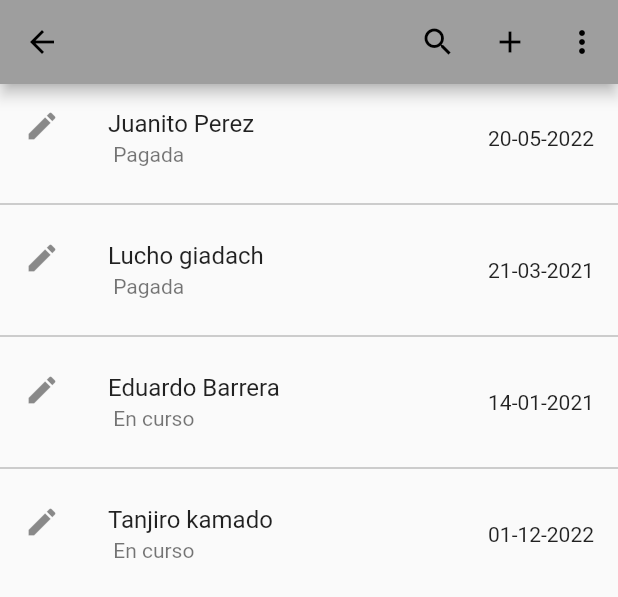
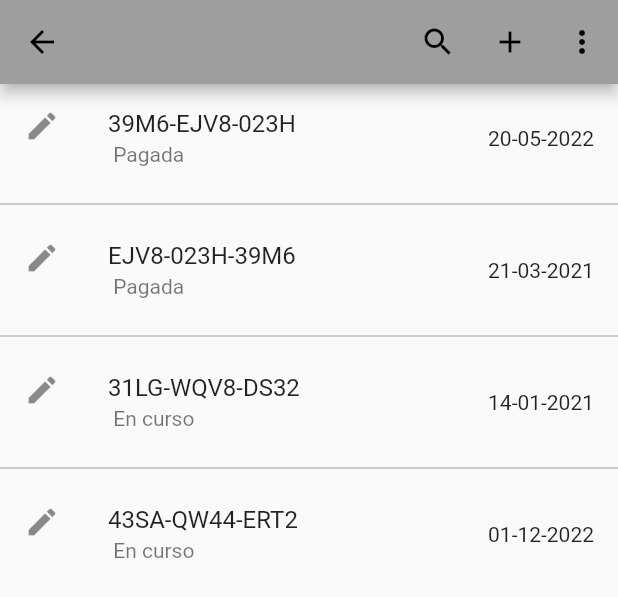
Before and after one commit to Kunashgi/LenguajesModernos, a Flutter app: the NavBar widget shown alone on an empty page, opened directly, after a tap on "Listado Cotizaciones", on a phone screen of 412 x 824 dp. Shown: the top 597 px of the screen. Run offline on Flutter 3.47's test engine with Material 2 defaults, Android fonts, the phone set to English and light mode, and no system bars; network calls fail.

Commit message:
Listados

```diff
--- a/flutter_application_1/lib/main.dart
+++ b/flutter_application_1/lib/main.dart
@@ -2,7 +2,7 @@ import 'package:flutter/material.dart';
 import 'package:flutter_application_1/pages/login_page.dart';
 import 'pages/register_page.dart';
 import 'pages/datos_personales.dart';
-import 'pages/list.dart';
+import 'pages/listado_cotizaciones.dart';
 
 void main() {
   runApp(const MyApp());
@@ -15,7 +15,7 @@ class MyApp extends StatelessWidget {
   Widget build(BuildContext context) {
     return MaterialApp(
       debugShowCheckedModeBanner: false,
-      home: ListViewBuilder(),
+      home: LoginPage(),
       theme: ThemeData(
         primarySwatch:
             Colors.grey, //i am set brown colour,you can set your colour here
--- /dev/null
+++ b/flutter_application_1/lib/pages/listado_cotizaciones.dart
@@ -0,0 +1,86 @@
+import 'package:flutter/material.dart';
+import 'package:flutter_application_1/pages/search.dart';
+import '../pages/login_page.dart';
+
+class ListCotizaciones extends StatelessWidget {
+  // from this list data have to fatch
+  List<Map> products = [
+    {
+      "fecha": "20-05-2022",
+      "name": "Juanito Perez",
+      "ID": "39M6-EJV8-023H",
+      "Estado": " Pagada"
+    },
+    {
+      "fecha": "21-03-2021",
+      "name": "Lucho giadach",
+      "ID": "EJV8-023H-39M6",
+      "Estado": " Pagada"
+    },
+    {
+      "fecha": "14-01-2021",
+      "name": "Eduardo Barrera",
+      "ID": "31LG-WQV8-DS32",
+      "Estado": " En curso"
+    },
+    {
+      "fecha": "01-12-2022",
+      "name": "Tanjiro kamado",
+      "ID": "43SA-QW44-ERT2",
+      "Estado": " En curso"
+    },
+  ];
+  @override
+  Widget build(BuildContext context) {
+    return Scaffold(
+      appBar:AppBar (actions: [
+        IconButton(
+        icon: const Icon(Icons.search),
+        onPressed: () {
+          showSearch(context: context, delegate: CustomSearchDelegate());
+        },
+
+        ),
+                IconButton(
+        icon: const Icon(Icons.add),
+        onPressed: () {
+          Navigator.of(context).pushReplacement(MaterialPageRoute(
+                    builder: (BuildContext context) => LoginPage()));
+        },
+        ),
+
+        PopupMenuButton(itemBuilder: (context)=>[
+          PopupMenuItem(child: Text('Mas Antiguo')),
+          PopupMenuItem(child: Text('Mas Reciente')),
+          PopupMenuItem(child: Text('(Estado) Pagada')),
+          PopupMenuItem(child: Text('(Estado) En Curso')),
+
+        ]),
+
+
+      ],
+      ),
+      //====================== List View is here ===========================
+      body: Container(
+        child: ListView.separated(
+          // To add separation line between the ListView
+          separatorBuilder: (context, index) => Divider(color: Colors.grey),
+          itemCount: products.length,
+          itemBuilder: (BuildContext context, int index) {
+            return ListTile(
+              leading: Icon(Icons.edit),
+              onTap: () {
+                Navigator.of(context).pushReplacement(MaterialPageRoute(
+                    builder: (BuildContext context) => LoginPage()));
+              },
+              trailing: Text(products[index]["fecha"]),
+              title: Text(products[index]["ID"]),
+              subtitle: Text(products[index]["Estado"]),
+            );
+          },
+        ),
+      ),
+    );
+  }
+
+}
--- a/flutter_application_1/lib/pages/search.dart
+++ b/flutter_application_1/lib/pages/search.dart
@@ -3,9 +3,11 @@ class CustomSearchDelegate extends SearchDelegate {
   // Demo list to show querying
   List<String> searchTerms = [
     "Juanito Perez",
-    "Lucho giadach",
     "Eduardo Barrera",
     "Tanjiro kamado",
+    "39M6-EJV8-023H",
+    "43SA-QW44-ERT2"
+
   ];
 
   // first overwrite to
--- a/flutter_application_1/lib/widgets/navbar.dart
+++ b/flutter_application_1/lib/widgets/navbar.dart
@@ -1,6 +1,8 @@
 import 'package:flutter/material.dart';
+import 'package:flutter_application_1/pages/historial_cotizaciones.dart';
+import 'package:flutter_application_1/pages/listado_clientes.dart';
 
-import '../pages/list.dart';
+import '../pages/listado_cotizaciones.dart';
 import '../pages/login_page.dart';
 
 class NavBar extends StatelessWidget {
@@ -34,16 +36,20 @@ class NavBar extends StatelessWidget {
           ListTile(
             leading: Icon(Icons.account_box),
             title: Text("Listado Clientes"),
-            onTap: ()=>null,
+            onTap: ()=>Navigator.push(context,MaterialPageRoute(builder: (context){
+              return ListClientes();
+            },),),
           ),ListTile(
             leading: Icon(Icons.add_shopping_cart_sharp),
-            title: Text("Listado Ventas"),
-            onTap: ()=>null
+            title: Text("Historial de Cotizaciones"),
+            onTap: ()=>Navigator.push(context,MaterialPageRoute(builder: (context){
+              return HistCotizaciones();
+            },),),
           ),ListTile(
             leading: Icon(Icons.align_horizontal_right),
             title: Text("Listado Cotizaciones"),
             onTap: ()=>Navigator.push(context,MaterialPageRoute(builder: (context){
-              return ListViewBuilder();
+              return ListCotizaciones();
             },),),
           ),ListTile(
             leading: Icon(Icons.exit_to_app),
@@ -64,7 +70,7 @@ class NavBar extends StatelessWidget {
                        },),);
                     }, child: Text('Salir')
                     ),
-                    FlatButton(onPressed: ()=>Navigator.pop(context,false), child: Text('Cancelar'))
+                    FlatButton(onPressed: ()=>Navigator.pop(context,false), child: Text('Cancelar'),)
 
                   ],
 
```
Also changed, not shown: flutter_application_1/lib/pages/historial_cotizaciones.dart (added, +87 -0 lines), flutter_application_1/lib/pages/listado_clientes.dart (renamed from flutter_application_1/lib/pages/list.dart, +42 -8 lines).
